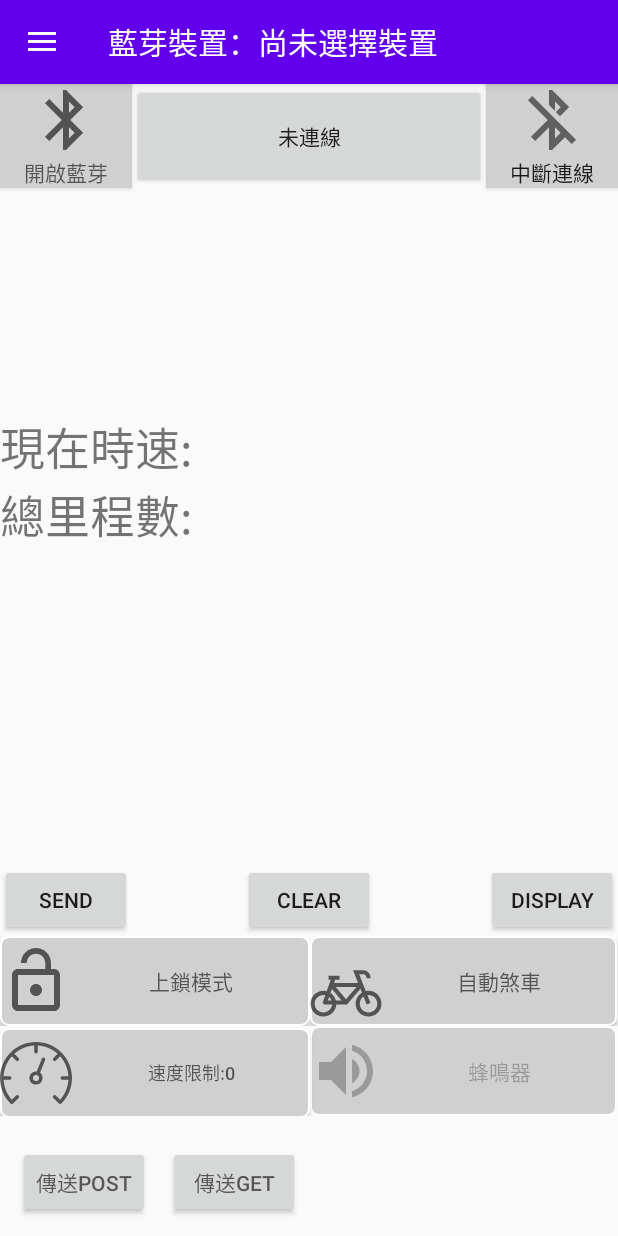
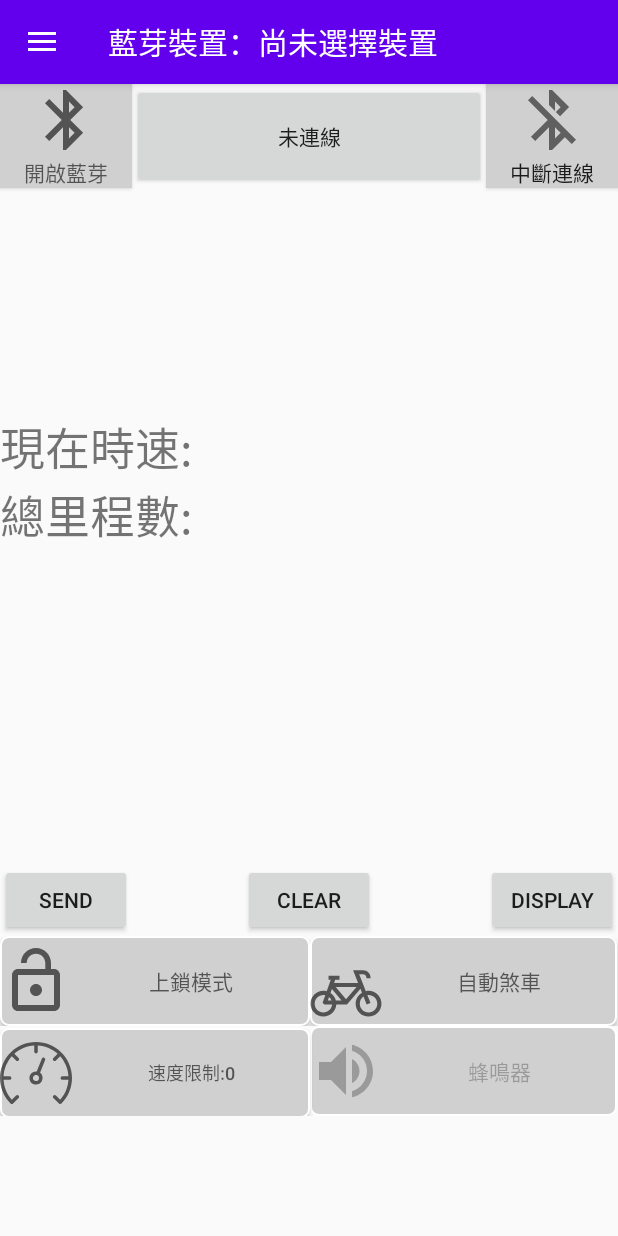
Before and after one commit to ray12978/Bicycle, an Android app: the screen it shows after launch (MainActivity), after a tap on "CLEAR", on a phone screen of 412 x 824 dp. Run offline under Robolectric (Android 15) with nearby library versions, the phone set to English and light mode, and no system bars; our stand-ins replace RxJava; 5 statements that could not run were skipped.

Commit message:
#1 09/18 00:10 1.fixed Bluetooth feature
Note:
#1 clean UI
#2 post setting confirm

by Ray

```diff
--- a/app/src/main/java/com/Ray/Bicycle/MainActivity.java
+++ b/app/src/main/java/com/Ray/Bicycle/MainActivity.java
@@ -274,8 +274,7 @@ public class MainActivity extends AppCompatActivity implements NavigationView.On
     }
 
     void UpdateBTMsg(){
-
-        BTWrData.edit()
+        if(addUserId()) BTWrData.edit()
                 //.clear()
                 .putString("SendMsg" , BTSendMsg.toString())
                 .apply();
@@ -295,8 +294,6 @@ public class MainActivity extends AppCompatActivity implements NavigationView.On
         Button btBuzz = findViewById(R.id.buzz_btn); //蜂鳴器按鈕
         Button btLck = findViewById(R.id.lck_btn); //上鎖按鈕
         /**HTTP按鈕*/
-        Button btPost = findViewById(R.id.button_POST);
-        Button btGET = findViewById(R.id.button_GET);
         btSpLit = findViewById(R.id.SpLit_btn);
         btBTDiscont.setOnClickListener((view) -> {
             MyAppInst.disconnect(btBTConct);
@@ -318,19 +315,24 @@ public class MainActivity extends AppCompatActivity implements NavigationView.On
         });
         btBTConct.setOnClickListener(v -> {
             //loadingDialog.startLoadingDialog();
+            if(address.equals("null")){
+                Toast.makeText(this, "藍芽連線失敗，請先設定藍芽", Toast.LENGTH_SHORT).show();
+                return;
+            }
             final BluetoothDevice device = bluetoothAdapter.getRemoteDevice(address);
             if (!bluetoothAdapter.isEnabled()) {
                 Intent intentBluetoothEnable = new Intent(BluetoothAdapter.ACTION_REQUEST_ENABLE);
                 startActivity(intentBluetoothEnable);
                 return;
             }
+
             if (MyAppInst.connDevice(device)) DpBTConnState(true);
             else DpBTConnState(false);
             //loadingDialog.dismissDialog();
         });
         btLaser.setOnClickListener(v -> {
             BTMsg(4, 5, "T", "J", LasFlag);
-            addUserId();
+            //addUserId();
             int On = R.drawable.bike_open_white_48dp;
             int Off = R.drawable.ic_bike_icon_off_black;
             Button_exterior(btLaser, Off, On, 4, 'J');
@@ -348,7 +350,7 @@ public class MainActivity extends AppCompatActivity implements NavigationView.On
         });
         btBuzz.setOnClickListener(v -> {
             BTMsg(5, 6, "E", "N", BuzFlag);
-            addUserId();
+            //addUserId();
             int On = R.drawable.ic_baseline_volume_off_24;
             int Off = R.drawable.ic_baseline_volume_up_24;
             Button_exterior(btBuzz, Off, On, 5, 'N');
@@ -367,7 +369,7 @@ public class MainActivity extends AppCompatActivity implements NavigationView.On
         });
         btLck.setOnClickListener(v -> {
             BTMsg(0, 1, "L", "F", LckFlag);
-            addUserId();
+            //addUserId();
             int On = R.drawable.ic_baseline_lock_24;
             int Off = R.drawable.ic_baseline_lock_open_24;
             Button_exterior(btLck, Off, On, 0, 'F');
@@ -457,15 +459,6 @@ public class MainActivity extends AppCompatActivity implements NavigationView.On
 
         });
 
-        /**HTTP按鈕動作**/
-        /**傳送POST**/
-        btPost.setOnClickListener(v -> {
-            /*if (id.length() != 0) //sendPOST();
-            else {
-                Toast.makeText(this, "使用者名稱設定失敗，請先輸入id", Toast.LENGTH_SHORT).show();
-            }*/
-        });
-
     }
 
     /***********Navigation*************/
@@ -536,7 +529,7 @@ public class MainActivity extends AppCompatActivity implements NavigationView.On
     @Override
     protected void onStart() {
         CheckSetting();
-        addUserId();
+        //addUserId();
         UpdateBTMsg();
         //MyAppInst.ScanDanger();
         /*try {
@@ -598,7 +591,11 @@ public class MainActivity extends AppCompatActivity implements NavigationView.On
         System.out.println(BTSendMsg);
     }
 
-    void addUserId() {
+    private boolean addUserId() {
+        if(id.equals("null")){
+            Toast.makeText(this, "請先設定ID,設定>>設定使用者id", Toast.LENGTH_SHORT).show();
+            return false;
+        }
         UserName = id;
         while (UserName.length() < 14) UserName += '@';
         if (BTSendMsg.length() >= 8) {
@@ -606,6 +603,7 @@ public class MainActivity extends AppCompatActivity implements NavigationView.On
         } else {
             BTSendMsg.append(UserName);
         }
+        return true;
     }
 
     void Speed_Limit() throws Exception {
@@ -628,12 +626,12 @@ public class MainActivity extends AppCompatActivity implements NavigationView.On
                 BTSendMsg.replace(1, 3, SpLtVal);
             }
             BTMsg(3, 4, "Y", "N", SpdFlag);
-            addUserId();
+
             int On = R.drawable.ic_speed_white;
             int Off = R.drawable.ic_speed;
             Button_exterior(btSpLit, Off, On, 3, 'N');
             System.out.println(BTSendMsg);
-            if (SendFlag.Flag) MyAppInst.writeBT(BTSendMsg.toString());
+            if (SendFlag.Flag) UpdateBTMsg();  //MyAppInst.writeBT(BTSendMsg.toString());
             try {
 
                 Thread.sleep(1000);
@@ -798,7 +796,7 @@ public class MainActivity extends AppCompatActivity implements NavigationView.On
                 Sval = null;
                 preAllM = AllM;
                 AllM = 0;
-                System.out.println("SVMV信號發射：onComplete" + Sval + ',' + AllM*1.21);
+                System.out.println("SVMV信號發射：onComplete" + Sval + ',' + (AllM*1.21));
             }
 
             //System.out.println("SVMV信號發射：onComplete" + Sval + ',' + AllM);
--- a/app/src/main/java/com/Ray/Bicycle/MyApp.java
+++ b/app/src/main/java/com/Ray/Bicycle/MyApp.java
@@ -97,7 +97,7 @@ public class MyApp extends Application {
      **/
     public String SVal, MVal, danger;
     private int AllM;
-    private int[] StrPosition = new int[4];
+    private int[] StrPosition = new int[5];
 
     /**
      * NOTIFY
@@ -116,11 +116,12 @@ public class MyApp extends Application {
     String BTSendMsg ;
     private RxTimerUtil rxTimer = new RxTimerUtil();
     int cnt = 0;
-
+    boolean FState;
     /**
      * SharedBTValue
      */
     private SharedPreferences BTShare;
+    private SharedPreferences BTWrData;
 
    public void ScanDanger(/*AlertDialog Dia*/){  //Temporarily reserved
        RxDanger rxDanger = new RxDanger();
@@ -145,11 +146,11 @@ public class MyApp extends Application {
 
         appInstance = this;
 
-
         bluetoothAdapter = BluetoothAdapter.getDefaultAdapter();
 
-        BTSendMsg = getSharedPreferences("BTMsg", MODE_PRIVATE)
-                .getString("SendMsg", "null");
+        BTWrData = getSharedPreferences("BTMsg", MODE_PRIVATE);
+        BTSendMsg = BTWrData.getString("SendMsg", "null");
+
         BTShare = getSharedPreferences("BTShare",MODE_PRIVATE);
 
         AllM = BTShare.getInt("Mi",0);
@@ -168,7 +169,7 @@ public class MyApp extends Application {
         //count++;
         //System.out.print("count:");
         //System.out.println(count);
-        if(BTRevSta.Flag)str_process();
+        //**//if(BTRevSta.Flag)str_process();
         //if()
         DangerNow();
 
@@ -222,8 +223,10 @@ public class MyApp extends Application {
 
     public void Save_Val(@NotNull StringBuffer StrBufTmp, int count) {
         if (buffer == null) return;
+
         // if (inputStream.available() <= 0)return;
         String a = new String(buffer, 0, count + 1);
+        if(a.charAt(0)!='S')return;
         StrBufTmp.replace(0, count + 1, a);
         //Thread.sleep(100);
         System.out.print("BTValTmp:");
@@ -238,11 +241,12 @@ public class MyApp extends Application {
         if (BTValTmp.length() == 0) return;
         if (BTValTmp.toString().charAt(0) == 'S') {
             for (int i = 0; i < BTValTmp.length(); i++) {
-                if (BTValTmp.toString().getBytes()[i] > 57) {
+                if (BTValTmp.toString().getBytes()[i] > 57/* && BTValTmp.toString().charAt(i)!='Y'&& BTValTmp.toString().charAt(i)!='N'*/) {
                     StrPosition[b] = i;
-                    b++;
+                    if(b!=StrPosition.length-1)b++;
                 }
             }
+            System.out.println( BTValTmp.toString()+','+StrPosition[1]+','+StrPosition[2]);
             SVal = BTValTmp.toString().substring(StrPosition[0] + 1, StrPosition[1]).trim();
             MVal = BTValTmp.toString().substring(StrPosition[1] + 1, StrPosition[2]).trim();
             danger = BTValTmp.toString().substring(BTValTmp.length() - 1, BTValTmp.length()).trim();
@@ -331,11 +335,25 @@ public class MyApp extends Application {
 
 
     protected void writeBT(String Msg) throws Exception {
+        BluetoothConnection blueConn = new BluetoothConnection(socket);
+
+        /*if(FState){
+            String NMsg = Msg.replace('F','N');
+            blueConn.send(NMsg);
+            FState = false;
+            return;
+        }*/
 
         System.out.println("BTValTmp:" + BTValTmp);
         System.out.println("buffer:" + Arrays.toString(buffer));
-        BluetoothConnection bluetoothConnection = new BluetoothConnection(socket);
-        bluetoothConnection.send(Msg); // String
+
+        blueConn.send(Msg); // String
+        if(Msg.charAt(0)=='F'){
+            String NMsg = Msg.replace('F','N');
+            BTWrData.edit().putString("SendMsg",NMsg).apply();
+            System.out.println("chang F to N");
+        }
+
         System.out.println("Now Send:" + Msg);
         Toast.makeText(this, "Now Send:" + Msg, Toast.LENGTH_SHORT).show();
     }
@@ -400,9 +418,11 @@ public class MyApp extends Application {
             if(BTRevFlag.Flag){
 
                 if(BTSendMsg == null) return;
-                BTSendMsg = getSharedPreferences("BTMsg", MODE_PRIVATE)
-                        .getString("SendMsg", "null");
-                if(BTSendMsg.equals("null"))System.out.println("Msg null");
+                BTSendMsg = BTWrData.getString("SendMsg", "null");
+                if(BTSendMsg.equals("null")){
+                    System.out.println("Msg null");
+                    return;
+                }
 
                 emitter.onNext(BTSendMsg);
             }
@@ -432,14 +452,15 @@ public class MyApp extends Application {
             try {
                 if(readCnt.get()>=9){
                     cnt++;
-                    if(cnt%5==0){
+                    if(cnt%5==0 && cnt!=0){
                         writeBT(string);
                         cnt=0;
                     }
                     buffer = new byte[256];
                     readCnt = new AtomicInteger();
+                    str_process();
                     BTValTmp.delete(0, BTValTmp.length());
-                    str_process();
+
                     SharedBTValue();
                 }
 
--- a/app/src/main/res/layout/activity_main.xml
+++ b/app/src/main/res/layout/activity_main.xml
@@ -176,17 +176,6 @@
             app:layout_constraintRight_toRightOf="parent"
             app:layout_constraintTop_toBottomOf="@+id/include" />
 
-        <Button
-            android:id="@+id/button_POST"
-            android:layout_width="wrap_content"
-            android:layout_height="wrap_content"
-            android:layout_marginStart="12dp"
-            android:layout_marginBottom="12dp"
-            android:text="傳送post"
-            android:textColor="?attr/colorControlNormal"
-            app:layout_constraintBottom_toBottomOf="parent"
-            app:layout_constraintStart_toStartOf="parent" />
-
         <androidx.constraintlayout.widget.Guideline
             android:id="@+id/guideline4"
             android:layout_width="wrap_content"
@@ -207,17 +196,6 @@
             android:layout_height="wrap_content"
             android:orientation="horizontal"
             app:layout_constraintGuide_begin="562dp" />
-
-        <Button
-            android:id="@+id/button_GET"
-            android:layout_width="wrap_content"
-            android:layout_height="wrap_content"
-            android:layout_marginStart="12dp"
-            android:layout_marginBottom="12dp"
-            android:text="傳送GET"
-            android:textColor="?attr/colorControlNormal"
-            app:layout_constraintBottom_toBottomOf="parent"
-            app:layout_constraintStart_toEndOf="@+id/button_POST" />
 
         <Button
             android:id="@+id/btBTSend"
```
